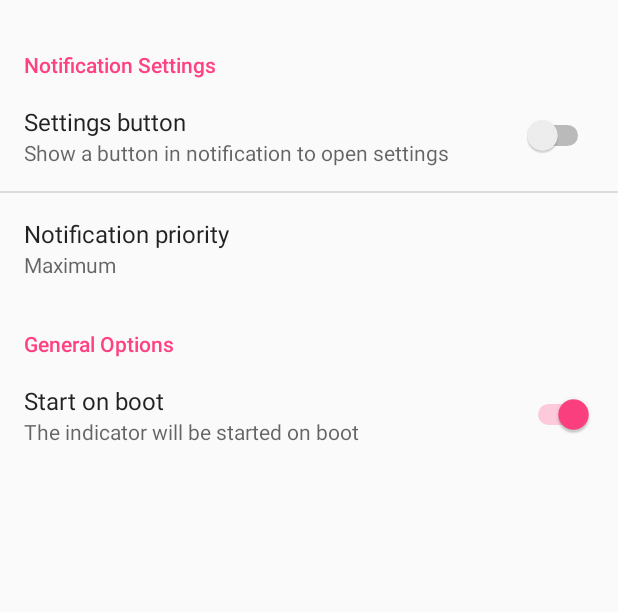
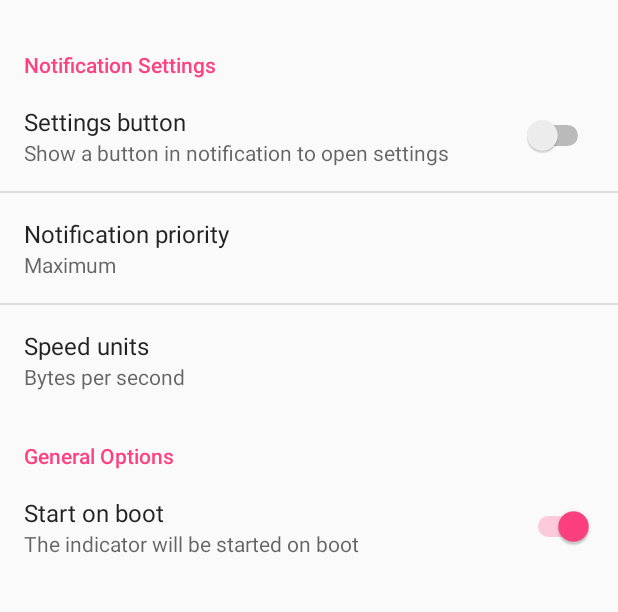
Before and after one commit to nisargjhaveri/NetSpeed, an Android app: the screen it shows after launch (MainActivity), on a phone screen of 412 x 824 dp, the part 170-782 px from its top. Run offline under Robolectric (Android 15) with nearby library versions, the phone set to English and light mode, and no system bars.

Commit message:
Add setting for speed unit

```diff
--- a/app/src/main/java/com/nisargjhaveri/netspeed/IndicatorServiceHelper.java
+++ b/app/src/main/java/com/nisargjhaveri/netspeed/IndicatorServiceHelper.java
@@ -19,6 +19,10 @@ public final class IndicatorServiceHelper {
                 Settings.KEY_NOTIFICATION_PRIORITY,
                 sharedPref.getString(Settings.KEY_NOTIFICATION_PRIORITY, "max")
         );
+        serviceIntent.putExtra(
+                Settings.KEY_INDICATOR_SPEED_UNIT,
+                sharedPref.getString(Settings.KEY_INDICATOR_SPEED_UNIT, "Bps")
+        );
 
         return serviceIntent;
     }
--- a/app/src/main/java/com/nisargjhaveri/netspeed/MainActivity.java
+++ b/app/src/main/java/com/nisargjhaveri/netspeed/MainActivity.java
@@ -21,7 +21,8 @@ public final class MainActivity extends AppCompatActivity {
                     stopIndicatorService();
                 }
             } else if (key.equals(Settings.KEY_SHOW_SETTINGS_BUTTON)
-                    || key.equals(Settings.KEY_NOTIFICATION_PRIORITY)) {
+                    || key.equals(Settings.KEY_NOTIFICATION_PRIORITY)
+                    || key.equals(Settings.KEY_INDICATOR_SPEED_UNIT)) {
                 startIndicatorService();
             }
         }
--- a/app/src/main/java/com/nisargjhaveri/netspeed/Settings.java
+++ b/app/src/main/java/com/nisargjhaveri/netspeed/Settings.java
@@ -6,4 +6,6 @@ public final class Settings {
 
     public static final String KEY_SHOW_SETTINGS_BUTTON = "showSettingsButton";
     public static final String KEY_NOTIFICATION_PRIORITY = "notificationPriority";
+
+    public static final String KEY_INDICATOR_SPEED_UNIT = "indicatorSpeedUnit";
 }
--- a/app/src/main/res/values/preferences_strings.xml
+++ b/app/src/main/res/values/preferences_strings.xml
@@ -12,4 +12,14 @@
         <item>default</item>
         <item>low</item>
     </string-array>
+
+    <string-array name="notification_speed_units_titles">
+        <item>Bytes per second</item>
+        <item>Bits per second</item>
+    </string-array>
+
+    <string-array name="notification_speed_units_values">
+        <item>Bps</item>
+        <item>bps</item>
+    </string-array>
 </resources>
--- a/app/src/main/res/values/strings.xml
+++ b/app/src/main/res/values/strings.xml
@@ -3,6 +3,9 @@
 
     <string name="kBps">kB/s</string>
     <string name="MBps">MB/s</string>
+    <string name="kbps">kb/s</string>
+    <string name="Mbps">Mb/s</string>
+
     <string name="plus99">99+</string>
     <string name="dash">-</string>
 </resources>
--- a/app/src/main/res/xml/preferences.xml
+++ b/app/src/main/res/xml/preferences.xml
@@ -25,6 +25,14 @@
             android:entries="@array/notification_priority_titles"
             android:entryValues="@array/notification_priority_values"
             android:defaultValue="max" />
+
+        <ListPreference
+            android:key="indicatorSpeedUnit"
+            android:title="Speed units"
+            android:summary="%s"
+            android:entries="@array/notification_speed_units_titles"
+            android:entryValues="@array/notification_speed_units_values"
+            android:defaultValue="Bps" />
     </PreferenceCategory>
 
     <PreferenceCategory
```
Also changed, not shown: app/src/main/java/com/nisargjhaveri/netspeed/NetSpeedIndicatorService.java (+10 -5 lines).
